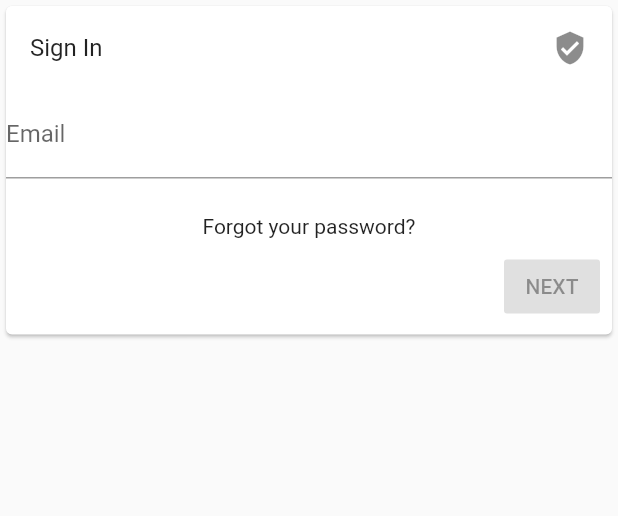
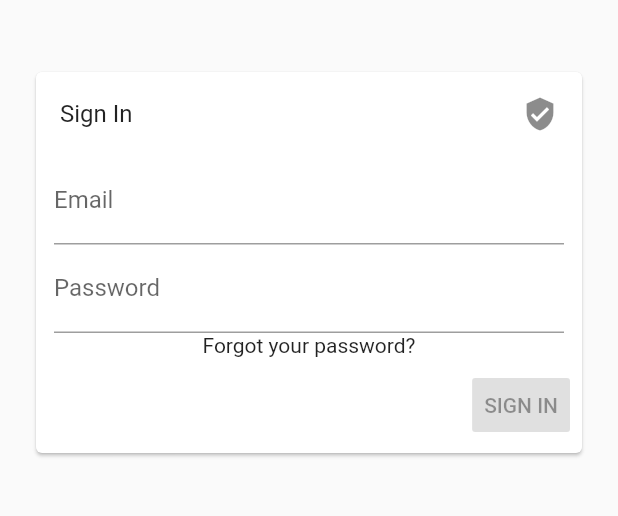
Before and after one commit to effortless-mgmt/ems_app, a Flutter app: the LoginPage screen opened directly, on a phone screen of 412 x 824 dp, the part 258-774 px from its top. Run offline on Flutter 3.47's test engine with Material 2 defaults, Android fonts, the phone set to English and light mode, and no system bars.

Commit message:
Add password field

```diff
--- a/lib/src/screens/login.dart
+++ b/lib/src/screens/login.dart
@@ -12,33 +12,53 @@ class LoginPage extends StatelessWidget {
               image: asset,
             ),
             new Card(
-                child: new Column(
+                margin: EdgeInsets.symmetric(vertical: 48.0, horizontal: 24.0),
+                child: _buildLoginForm(context))
+          ],
+        )
+        // body: new Center(
+        );
+  }
+
+  _buildLoginForm(BuildContext context) {
+    return new Column(
       mainAxisSize: MainAxisSize.min,
       children: <Widget>[
         new ListTile(
-                    title: new Text("Sign In"),
-                    trailing: Icon(Icons.verified_user)),
-                new Container(
-                  padding: const EdgeInsets.only(bottom: 24.0),
+            title: new Text("Sign In"), trailing: Icon(Icons.verified_user)),
+        new FormElement(
           child: new TextField(
             keyboardType: TextInputType.emailAddress,
             decoration: const InputDecoration(labelText: "Email"),
           ),
         ),
+        new FormElement(
+            child: new TextField(
+          obscureText: true,
+          decoration: const InputDecoration(
+              labelText: "Password", hintText: "yourS3cur3P4ssw0!d"),
+        )),
         const Text(
           "Forgot your password?",
         ),
         new ButtonTheme.bar(
             child: const ButtonBar(
-                  children: <Widget>[
-                    const RaisedButton(child: const Text("NEXT"))
-                  ],
+          children: <Widget>[const RaisedButton(child: const Text("SIGN IN"))],
         ))
       ],
-            )),
-          ],
-        )
-        // body: new Center(
     );
   }
 }
+
+class FormElement extends StatelessWidget {
+  final Widget child;
+  FormElement({this.child});
+
+  @override
+  Widget build(BuildContext context) {
+    return new Container(
+      padding: const EdgeInsets.symmetric(horizontal: 12.0, vertical: 0.0),
+      child: this.child,
+    );
+  }
+}
```
Lines whose indentation alone changed are shown as unchanged.
